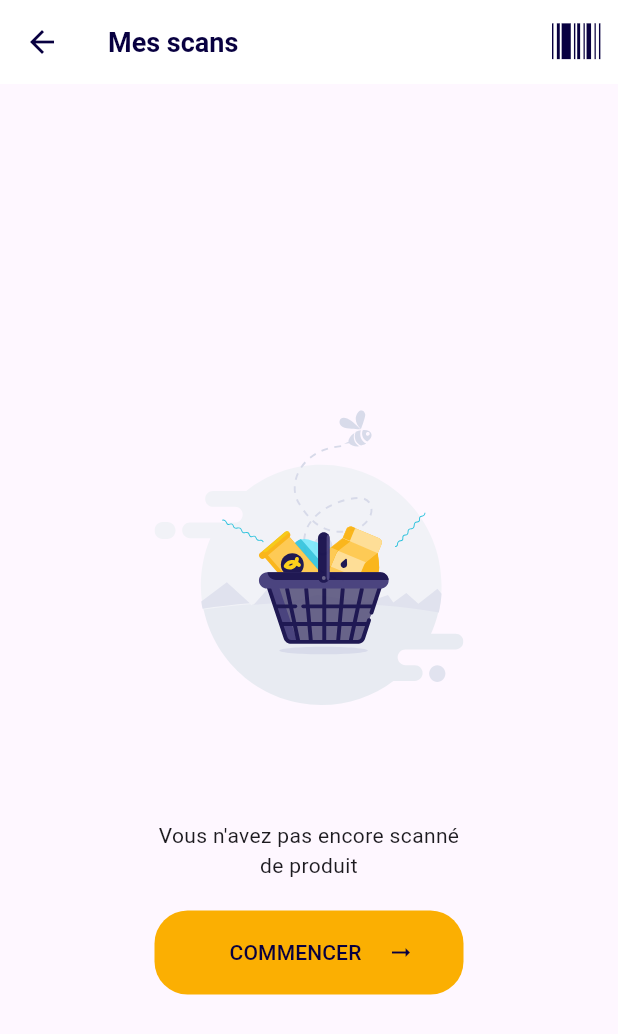
After one commit to g123k/formation_nov_2024, a Flutter app: the HomePage screen opened directly, on a phone screen of 412 x 824 dp. The commit adds this screen. Shown: the top 1034 px of the screen. Run offline on Flutter 3.47's test engine with Material 3 defaults, Android fonts, the phone set to English and light mode, and no system bars; our stand-ins replace flutter_svg; network calls fail; Roboto replaces fonts that are missing (Avenir).

Commit message:
Add some code

```diff
--- a/lib/details_screen.dart
+++ b/lib/pages/details/details_screen.dart
@@ -1,6 +1,6 @@
 import 'package:flutter/material.dart';
-import 'package:untitled1/app_colors.dart';
-import 'package:untitled1/product.dart';
+import 'package:untitled1/model/product.dart';
+import 'package:untitled1/res/app_colors.dart';
 import 'package:untitled1/res/app_icons.dart';
 import 'package:untitled1/res/app_images.dart';
 
--- /dev/null
+++ b/lib/pages/homepage/homepage.dart
@@ -0,0 +1,136 @@
+import 'package:flutter/material.dart';
+import 'package:flutter_svg/flutter_svg.dart';
+import 'package:untitled1/res/app_colors.dart';
+import 'package:untitled1/res/app_icons.dart';
+import 'package:untitled1/res/app_vectorial_images.dart';
+
+class HomePage extends StatelessWidget {
+  const HomePage({
+    super.key,
+  });
+
+  @override
+  Widget build(BuildContext context) {
+    return Scaffold(
+      appBar: AppBar(
+        title: const Text(
+          'Mes scans',
+        ),
+        actions: const [
+          _EmptyScreenAppBarBarcodeAction(),
+        ],
+      ),
+      body: Center(
+        child: FractionallySizedBox(
+          widthFactor: 0.5,
+          child: Column(
+            mainAxisSize: MainAxisSize.min,
+            children: [
+              const _EmptyScreenIllustration(),
+              const SizedBox(height: 20.0),
+              const _EmptyScreenMessage(),
+              const SizedBox(height: 20.0),
+              _EmptyScreenButton(
+                onPressed: openNextScreen,
+              ),
+            ],
+          ),
+        ),
+      ),
+    );
+  }
+
+  void openNextScreen(BuildContext context) {
+    Navigator.of(context).pushNamed(
+      '/details',
+      arguments: '123456789',
+    );
+  }
+}
+
+class _EmptyScreenAppBarBarcodeAction extends StatelessWidget {
+  const _EmptyScreenAppBarBarcodeAction();
+
+  @override
+  Widget build(BuildContext context) {
+    return Padding(
+      padding: const EdgeInsets.only(
+        right: 8.0,
+      ),
+      child: IconButton(
+        icon: const Icon(
+          AppIcons.barcode,
+        ),
+        onPressed: () {},
+        tooltip: 'Scanner un code-barres',
+      ),
+    );
+  }
+}
+
+class _EmptyScreenIllustration extends StatelessWidget {
+  const _EmptyScreenIllustration();
+
+  @override
+  Widget build(BuildContext context) {
+    return SvgPicture.asset(
+      AppVectorialImages.illEmpty,
+      height: 310.0,
+    );
+  }
+}
+
+class _EmptyScreenMessage extends StatelessWidget {
+  const _EmptyScreenMessage();
+
+  @override
+  Widget build(BuildContext context) {
+    return const Text(
+      'Vous n\'avez pas encore scanné de produit',
+      textAlign: TextAlign.center,
+    );
+  }
+}
+
+class _EmptyScreenButton extends StatelessWidget {
+  final ButtonCallback? onPressed;
+
+  const _EmptyScreenButton({
+    this.onPressed,
+  });
+
+  @override
+  Widget build(BuildContext context) {
+    return TextButton(
+      onPressed: onPressed != null ? () => onPressed!(context) : null,
+      style: OutlinedButton.styleFrom(
+        foregroundColor: AppColors.blue,
+        shape: const RoundedRectangleBorder(
+          borderRadius: BorderRadius.all(
+            Radius.circular(22.0),
+          ),
+        ),
+        backgroundColor: AppColors.yellow,
+      ),
+      child: Padding(
+        padding: EdgeInsets.symmetric(
+          horizontal: MediaQuery.of(context).size.width * 0.05,
+          vertical: 10.0,
+        ),
+        child: Row(
+          children: [
+            Expanded(
+              child: Text(
+                'Commencer'.toUpperCase(),
+                textAlign: TextAlign.center,
+              ),
+            ),
+            const Icon(Icons.arrow_right_alt)
+          ],
+        ),
+      ),
+    );
+  }
+}
+
+typedef ButtonCallback = void Function(BuildContext context);
--- /dev/null
+++ b/lib/res/app_vectorial_images.dart
@@ -0,0 +1,6 @@
+class AppVectorialImages {
+  AppVectorialImages._();
+
+  static const String appLogo = 'res/svg/app_logo.svg';
+  static const String illEmpty = 'res/svg/ill_empty.svg';
+}
--- a/spider.yaml
+++ b/spider.yaml
@@ -1,3 +1,4 @@
+# Lancer Spider "spider build --verbose --watch"
 no_comments: true
 package: res
 
@@ -6,3 +7,8 @@ groups:
     class_name: AppImages
     package: res
     types: [ .jpg, .png, .webp ]
+
+  - path: res/svg
+    class_name: AppVectorialImages
+    package: res
+    types: [ .svg ]
```
Also changed, not shown: lib/main.dart (+2 -89 lines), lib/extra/correction1.dart (renamed from lib/correction.dart), lib/model/product.dart (renamed from lib/product.dart), lib/res/app_colors.dart (renamed from lib/app_colors.dart).
